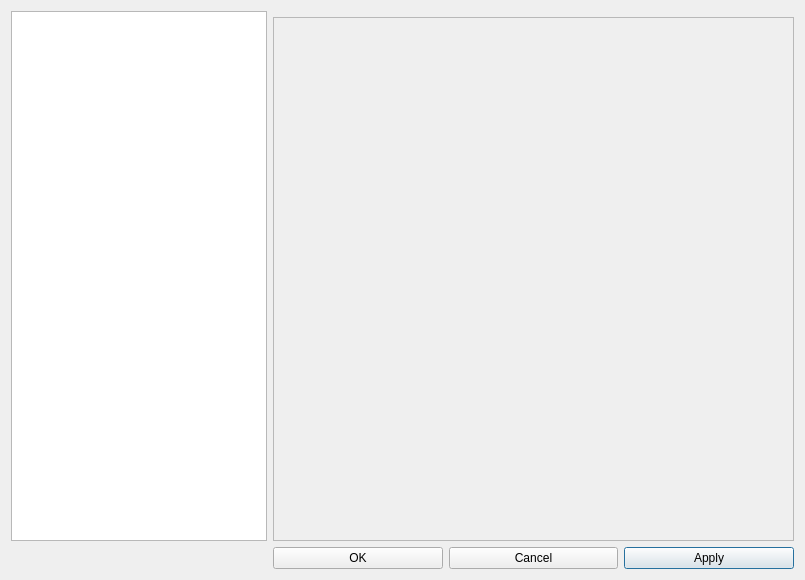
First picture: the form in qrgui/dialogs/preferencesDialog.ui, repository qreal/qreal, before the edit.
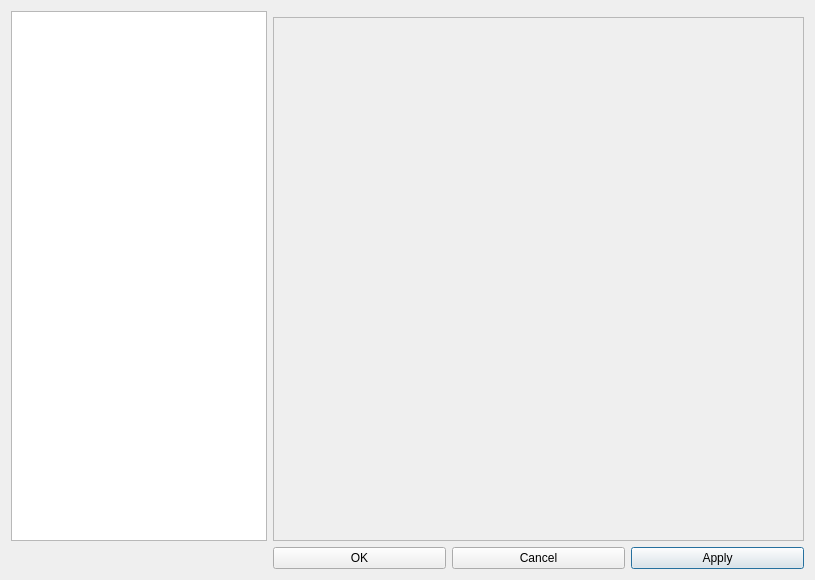
Second picture: the form after the edit. Icons and pictures are not drawn.

```diff
--- a/qrgui/dialogs/preferencesDialog.ui
+++ b/qrgui/dialogs/preferencesDialog.ui
@@ -6,7 +6,7 @@
    <rect>
     <x>0</x>
     <y>0</y>
-    <width>805</width>
+    <width>815</width>
     <height>580</height>
    </rect>
   </property>
@@ -104,8 +104,8 @@
        <rect>
         <x>0</x>
         <y>0</y>
-        <width>531</width>
-        <height>534</height>
+        <width>533</width>
+        <height>525</height>
        </rect>
       </property>
       <property name="sizePolicy">
```
Left out of the diff: 1 changed line with no effect on the pictures.
